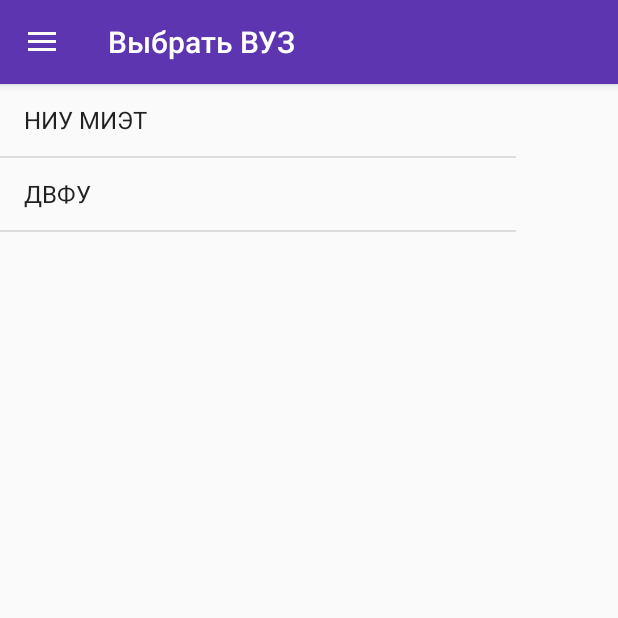
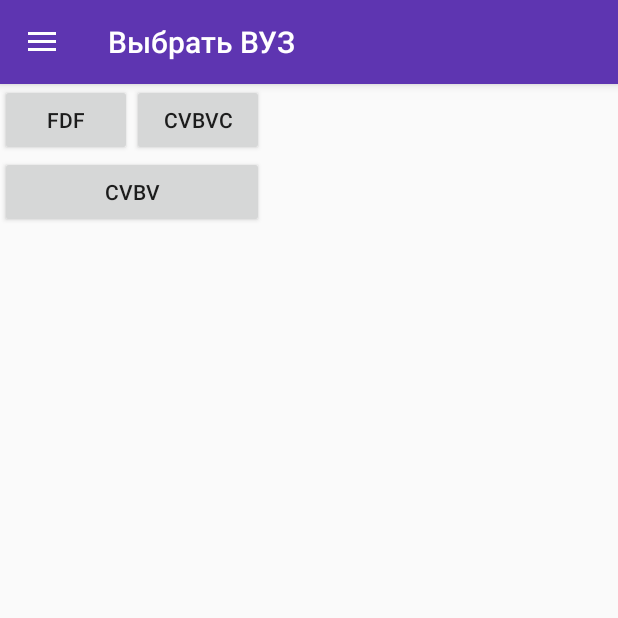
Before and after one commit to Boristul/UNIRating, an Android app: the screen it shows after launch (MainActivity_Navigation), after a tap on "НИУ МИЭТ", on a phone screen of 412 x 824 dp, the top half of it. Run offline under Robolectric (Android 15) with nearby library versions, the phone set to English and light mode, and no system bars; 2 other taps on this screen came first.

Commit message:
Added layout detail of Univercity

```diff
--- /dev/null
+++ b/app/src/main/java/com/miet/walkman295/fragments/Section1_1_InfoUNI.java
@@ -0,0 +1,20 @@
+package com.miet.walkman295.fragments;
+
+import android.os.Bundle;
+import android.support.v4.app.Fragment;
+import android.view.LayoutInflater;
+import android.view.View;
+import android.view.ViewGroup;
+
+import com.miet.walkman295.unirating.R;
+
+public class Section1_1_InfoUNI extends Fragment {
+    @Override
+    public View onCreateView(LayoutInflater inflater, ViewGroup container,
+                             Bundle savedInstanceState) {
+
+        View rootView = inflater.inflate(R.layout.activity_info_univercity, container,
+                false);
+        return rootView;
+    }
+}
--- a/app/src/main/java/com/miet/walkman295/fragments/Section1_SelectUNI.java
+++ b/app/src/main/java/com/miet/walkman295/fragments/Section1_SelectUNI.java
@@ -1,10 +1,15 @@
 package com.miet.walkman295.fragments;
 
 import android.os.Bundle;
+import android.support.v4.app.Fragment;
+import android.support.v4.app.FragmentTransaction;
 import android.support.v4.app.ListFragment;
 import android.view.View;
 import android.widget.ArrayAdapter;
 import android.widget.ListAdapter;
+import android.widget.ListView;
+import android.widget.TextView;
+import android.support.v4.app.FragmentManager;
 
 import com.miet.walkman295.unirating.R;
 
@@ -20,6 +25,22 @@
         setListAdapter(adapter);
     }
 
+    public void onListItemClick(ListView l, View v, int position, long id) {
+        super.onListItemClick(l, v, position, id);
+        // получаем текст нажатого элемента
+        TextView textView = (TextView) v;
+        String itemText = textView.getText().toString();
+
+        //переход между фрагментами
+        Fragment fragment = new Section1_1_InfoUNI();
+        FragmentManager fragmentManager = getFragmentManager();
+        FragmentTransaction ft = fragmentManager.beginTransaction();
+        ft.replace(R.id.content_frame, fragment);
+        //обработка нажатия кнопки "Назад"
+        ft.addToBackStack(null);
+        ft.commit();
+    }
+
     @Override
     public void onViewCreated(View view, Bundle savedInstanceState) {
         super.onViewCreated(view, savedInstanceState);
--- a/app/src/main/java/com/miet/walkman295/fragments/Section2_Chat.java
+++ b/app/src/main/java/com/miet/walkman295/fragments/Section2_Chat.java
@@ -5,8 +5,8 @@
 import android.view.LayoutInflater;
 import android.view.View;
 import android.view.ViewGroup;
-import android.widget.ArrayAdapter;
-import android.widget.ListAdapter;
+import android.widget.ListView;
+import android.widget.TextView;
 
 import com.miet.walkman295.unirating.R;
 
@@ -15,6 +15,8 @@
     public void onActivityCreated(Bundle savedInstanceState) {
         super.onActivityCreated(savedInstanceState);
 
+        this.setEmptyText(getResources().getString(R.string.empty_chat));
+
         /*String[] Array_for_List = getResources().getStringArray(R.array.test_universities);
 
         ListAdapter adapter = new ArrayAdapter<>(getActivity(),
@@ -22,11 +24,11 @@
         setListAdapter(adapter);*/
     }
 
-    @Override
+    /*@Override
     public View onCreateView(LayoutInflater inflater, ViewGroup container,
                              Bundle savedInstanceState) {
         return inflater.inflate(R.layout.activity_chat, null);
-    }
+    }*/
 
     @Override
     public void onViewCreated(View view, Bundle savedInstanceState) {
--- a/app/src/main/java/com/miet/walkman295/fragments/Section3_Favourite.java
+++ b/app/src/main/java/com/miet/walkman295/fragments/Section3_Favourite.java
@@ -15,6 +15,8 @@
     public void onActivityCreated(Bundle savedInstanceState) {
         super.onActivityCreated(savedInstanceState);
 
+        setEmptyText(getResources().getString(R.string.empty_favourite));
+
         /*String[] Array_for_List = getResources().getStringArray(R.array.test_universities);
 
         ListAdapter adapter = new ArrayAdapter<>(getActivity(),
@@ -22,11 +24,11 @@
         setListAdapter(adapter);*/
     }
 
-    @Override
+    /*@Override
     public View onCreateView(LayoutInflater inflater, ViewGroup container,
                              Bundle savedInstanceState) {
         return inflater.inflate(R.layout.activity_favourite, null);
-    }
+    }*/
 
     @Override
     public void onViewCreated(View view, Bundle savedInstanceState) {
--- a/app/src/main/java/com/miet/walkman295/fragments/Section5_Help.java
+++ b/app/src/main/java/com/miet/walkman295/fragments/Section5_Help.java
@@ -34,6 +34,11 @@
 
     @Override
     public void onClick(View view) {
+        /*final EditText editText = (EditText) findViewById(R.id.help_area);
+        editText.setOnKeyListener(new OnKeyListener() {
+
+        }*/
+
         Toast.makeText(getActivity(), "Сообщение отправлено",
                 Toast.LENGTH_SHORT).show();
     }
--- a/app/src/main/java/com/miet/walkman295/unirating/MainActivity_Navigation.java
+++ b/app/src/main/java/com/miet/walkman295/unirating/MainActivity_Navigation.java
@@ -83,8 +83,6 @@
 
         //replacing the fragment
         if (fragment != null) {
-            //TextView TV = (TextView) findViewById(R.id.start_text);
-            //TV.setVisibility(View.GONE);
             FragmentTransaction ft = getSupportFragmentManager().beginTransaction();
             ft.replace(R.id.content_frame, fragment);
             //обработка нажатия кнопки "Назад"
--- a/app/src/main/res/layout/activity_about.xml
+++ b/app/src/main/res/layout/activity_about.xml
@@ -1,6 +1,7 @@
 <?xml version="1.0" encoding="utf-8"?>
 <LinearLayout xmlns:android="http://schemas.android.com/apk/res/android"
-    android:orientation="vertical" android:layout_width="match_parent"
+    android:orientation="vertical"
+    android:layout_width="match_parent"
     android:layout_height="match_parent">
 
     <TextView
--- a/app/src/main/res/layout/activity_donation.xml
+++ b/app/src/main/res/layout/activity_donation.xml
@@ -2,8 +2,7 @@
 <LinearLayout xmlns:android="http://schemas.android.com/apk/res/android"
     android:layout_width="match_parent"
     android:layout_height="match_parent"
-    android:orientation="vertical"
-    >
+    android:orientation="vertical">
 
     <Button
         android:id="@+id/paypal_button"
--- a/app/src/main/res/layout/activity_help.xml
+++ b/app/src/main/res/layout/activity_help.xml
@@ -13,6 +13,7 @@
     </TextView>
 
     <EditText
+        android:id="@+id/help_area"
         android:layout_width="250dp"
         android:layout_height="50dp"
         android:layout_marginTop="50sp"
--- /dev/null
+++ b/app/src/main/res/layout/activity_info_univercity.xml
@@ -0,0 +1,37 @@
+<?xml version="1.0" encoding="utf-8"?>
+<TableLayout xmlns:android="http://schemas.android.com/apk/res/android"
+    android:layout_width="match_parent"
+    android:layout_height="match_parent">
+
+    android:layout_width="fill_parent"
+    android:layout_height="fill_parent">
+    <TableRow>
+        <ImageView
+            android:layout_width="wrap_content"
+            android:layout_height="wrap_content"
+            android:layout_column="1"
+            />
+    </TableRow>
+
+    <TableRow>
+        <Button
+            android:layout_width="wrap_content"
+            android:layout_height="wrap_content"
+            android:text="fdf"
+            />
+        <Button
+            android:layout_width="wrap_content"
+            android:layout_height="wrap_content"
+            android:text="cvbvc"
+            />
+    </TableRow>
+
+    <TableRow>
+        <Button
+            android:layout_width="wrap_content"
+            android:layout_height="wrap_content"
+            android:text="cvbv"
+            android:layout_span="2"
+            />
+    </TableRow>
+</TableLayout>
--- a/app/src/main/res/layout/activity_settings.xml
+++ b/app/src/main/res/layout/activity_settings.xml
@@ -2,7 +2,9 @@
 <LinearLayout xmlns:android="http://schemas.android.com/apk/res/android"
     android:layout_width="match_parent"
     android:layout_height="match_parent"
-    android:orientation="vertical">
+    android:orientation="vertical"
+    android:layout_marginLeft="20dp"
+    android:layout_marginTop="20dp">
 
     <CheckBox
         android:layout_width="wrap_content"
--- a/app/src/main/res/menu/activity_main_drawer.xml
+++ b/app/src/main/res/menu/activity_main_drawer.xml
@@ -18,7 +18,7 @@
         </menu>
     </item>
 
-    <group android:checkableBehavior="single">
+    <group android:checkableBehavior="none">
         <item
             android:id="@+id/nav_settings"
             android:icon="@drawable/ic_menu_manage"
--- a/app/src/main/res/values/colors.xml
+++ b/app/src/main/res/values/colors.xml
@@ -2,7 +2,7 @@
 <resources>
     <color name="colorPrimary">#5e35b1</color>
     <color name="colorPrimaryDark">#4527a0</color>
-    <color name="colorAccent">#FF4081</color>
+    <color name="colorAccent">#f44336</color>
     <color name="white">#FFFFFF</color>
     <color name="black_overlay">#66000000</color>
 </resources>
--- a/app/src/main/res/values/strings.xml
+++ b/app/src/main/res/values/strings.xml
@@ -34,4 +34,7 @@
     <string name="SettingSectionSecond">Пробный RadioButton1</string>
     <string name="SettingSectionThird">Пробный RadioButton2</string>
     <string name="SettingSectionFourth">Пробный RadioButton3</string>
+
+    <!-- TODO: Remove or change this placeholder text -->
+    <string name="hello_blank_fragment">Hello blank fragment</string>
 </resources>
```
